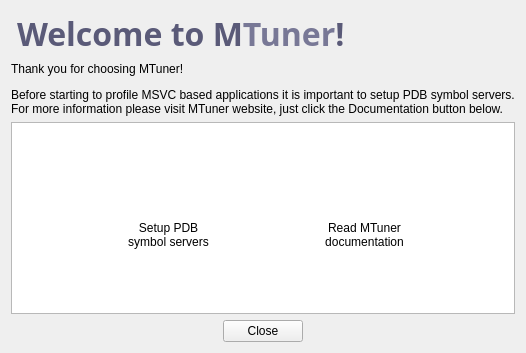
Above: src/welcome.ui from RudjiGames/MTuner before the change. Below: the same form after it.
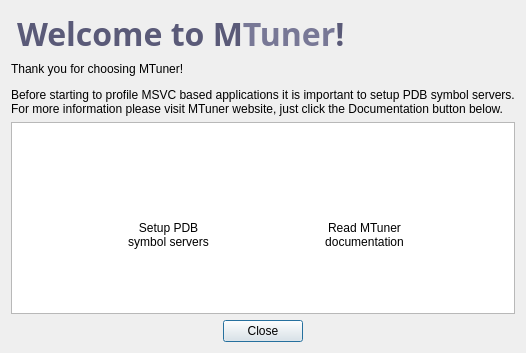
That is the form after the change. Icons and pictures are not drawn.

Commit message: Welcome dialog default button - ok

The edit to the form file:
```diff
--- a/src/welcome.ui
+++ b/src/welcome.ui
@@ -280,6 +280,9 @@
          <property name="text">
           <string>Close</string>
          </property>
+         <property name="default">
+          <bool>true</bool>
+         </property>
         </widget>
        </item>
        <item>
```
